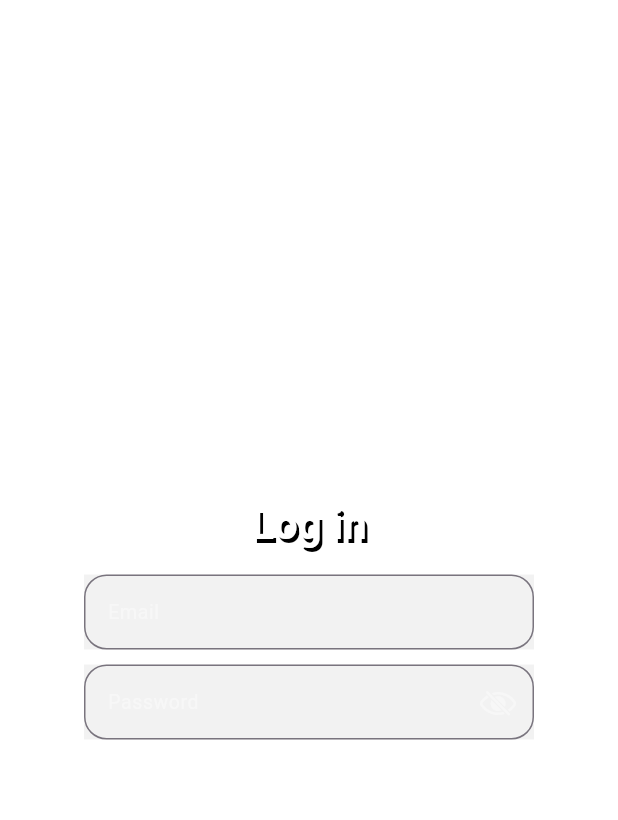
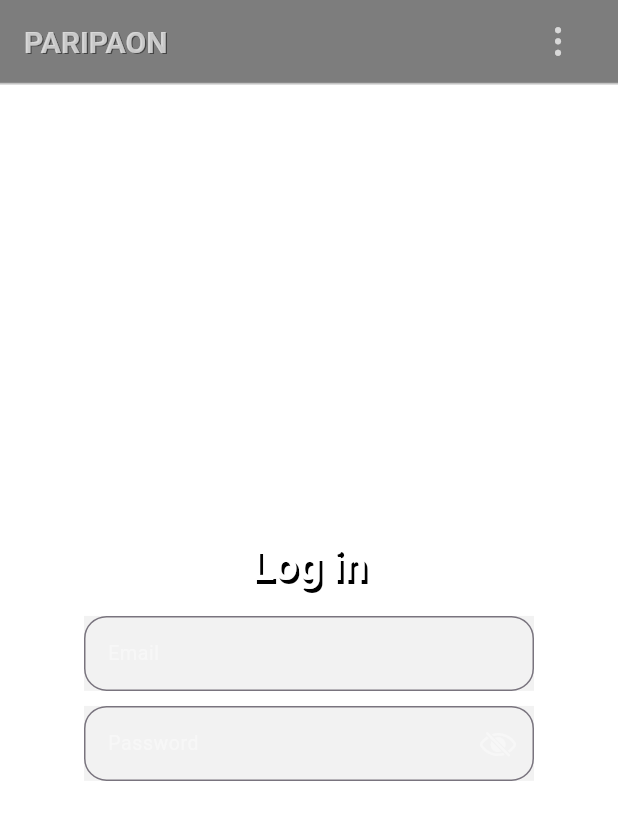
Before and after one commit to paripaon/flutter-app-3, a Flutter app: the screen it shows after launch, on a phone screen of 412 x 824 dp. Shown: the top 820 px of the screen. Run offline on Flutter 3.47's test engine with Material 3 defaults, Android fonts, the light colour scheme and no system bars.

Commit message:
basics of appbar

```diff
--- a/lib/main.dart
+++ b/lib/main.dart
@@ -13,8 +13,14 @@ class MyApp extends StatelessWidget {
     return MaterialApp(
       theme: ThemeData(
         textTheme: TextTheme(
+          headlineLarge: TextStyle(
+            fontSize: 28,
+            fontWeight: FontWeight.w600,
+            color: Colors.white,
+            shadows: [Shadow(offset: Offset(2, 3))],
+          ),
           headlineMedium: TextStyle(
-            fontSize: 28,
+            fontSize: 20,
             fontWeight: FontWeight.w600,
             color: Colors.white,
             shadows: [Shadow(offset: Offset(2, 3))],
@@ -40,11 +46,43 @@ class MyHomePage extends StatelessWidget {
   Widget build(BuildContext context) {
     return Scaffold(
       backgroundColor: Colors.white12,
+      appBar: AppBar(
+        title: Text(
+          'PARIPAON',
+          style: TextStyle(
+            color: Colors.white70,
+            shadows: [Shadow(color: Colors.black45, offset: Offset(1, 1))],
+            fontSize: 20,
+            fontWeight: FontWeight.w600,
+          ),
+        ),
+        backgroundColor: Color.fromARGB(200, 90, 90, 90),
+        bottom: PreferredSize(
+          preferredSize: Size(double.infinity, 0.2),
+          child: Container(
+            decoration: BoxDecoration(
+              border: Border.all(color: Colors.white54, width: 0.5),
+            ),
+          ),
+        ),
+        actions: [
+          Padding(
+            padding: const EdgeInsets.only(right: 16),
+            child: IconButton(
+              onPressed: () {},
+              icon: Icon(
+                CupertinoIcons.ellipsis_vertical,
+                color: Colors.white70,
+              ),
+            ),
+          ),
+        ],
+      ),
       body: Center(
         child: Column(
           mainAxisAlignment: MainAxisAlignment.center,
           children: [
-            Text('Log in', style: Theme.of(context).textTheme.headlineMedium),
+            Text('Log in', style: Theme.of(context).textTheme.headlineLarge),
             SizedBox(height: 16),
             TextField_Theme(lable: "Email", rightIcon: null),
             SizedBox(height: 10),
@@ -104,6 +142,7 @@ class _TextField_ThemeState extends State<TextField_Theme> {
           border: OutlineInputBorder(borderRadius: BorderRadius.circular(15)),
         ),
         obscureText: _obscure,
+        cursorColor: Colors.white,
       ),
     );
   }
```
